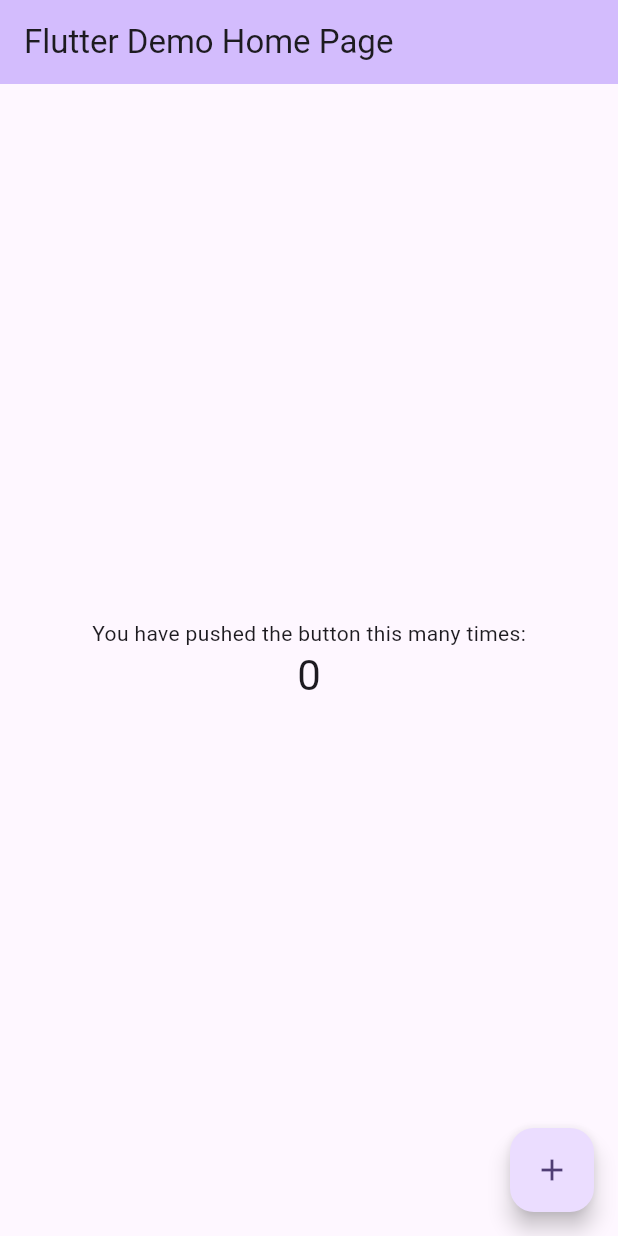
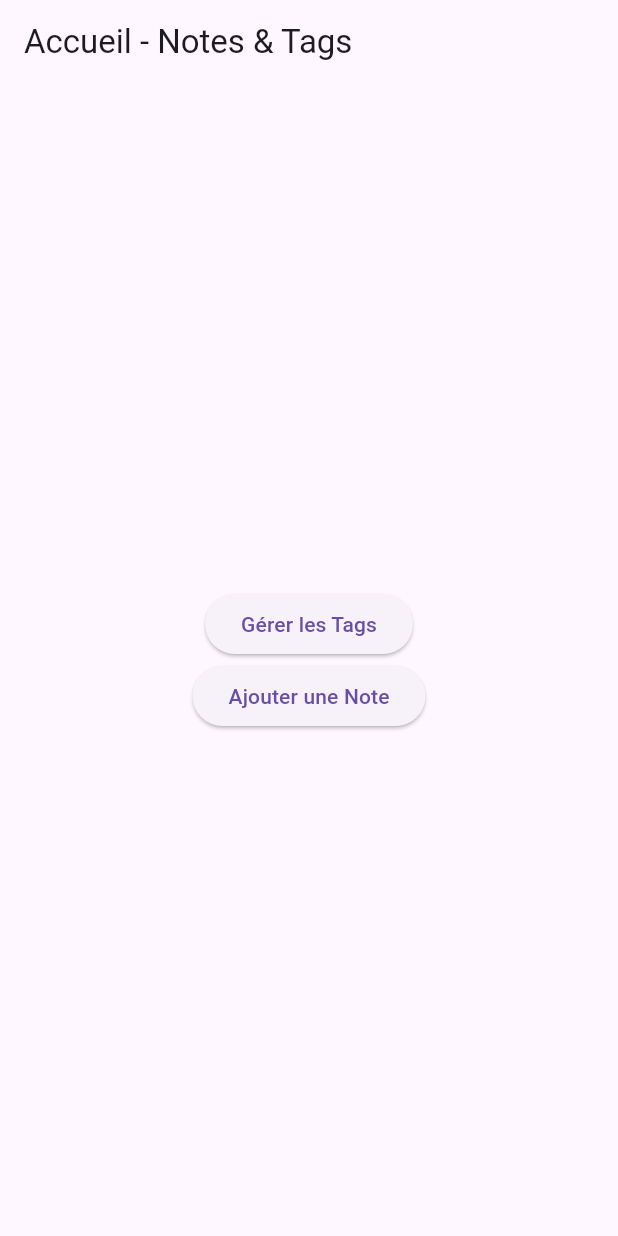
Before and after one commit to Mechac-2004/TP_Flutter_Gestion_Notes_Etudiant, a Flutter app: the screen it shows after launch, on a phone screen of 412 x 824 dp. Run offline on Flutter 3.47's test engine with Material 3 defaults, Android fonts, the phone set to English and light mode, and no system bars; our stand-ins replace sqflite; accounts and stored records are empty.

Commit message:
Ajout initial du projet

```diff
--- /dev/null
+++ b/lib/database_helper.dart
@@ -0,0 +1,94 @@
+import 'package:sqflite/sqflite.dart';
+import 'package:path/path.dart';
+import 'models/tag.dart';
+import 'models/note.dart';
+
+class DatabaseHelper {
+  static final DatabaseHelper instance = DatabaseHelper._init();
+  static Database? _database;
+
+  DatabaseHelper._init();
+
+  Future<Database> get database async {
+    if (_database != null) return _database!;
+    _database = await _initDB('notes.db');
+    return _database!;
+  }
+
+  Future<Database> _initDB(String filePath) async {
+    final dbPath = await getDatabasesPath();
+    final path = join(dbPath, filePath);
+
+    return await openDatabase(path, version: 1, onCreate: _createDB);
+  }
+
+  Future<void> _createDB(Database db, int version) async {
+    await db.execute('''
+      CREATE TABLE tags (
+        id INTEGER PRIMARY KEY AUTOINCREMENT,
+        name TEXT NOT NULL UNIQUE
+      )
+    ''');
+
+    await db.execute('''
+      CREATE TABLE notes (
+        id INTEGER PRIMARY KEY AUTOINCREMENT,
+        content TEXT NOT NULL
+      )
+    ''');
+
+    await db.execute('''
+      CREATE TABLE note_tags (
+        note_id INTEGER,
+        tag_id INTEGER,
+        PRIMARY KEY (note_id, tag_id),
+        FOREIGN KEY (note_id) REFERENCES notes (id) ON DELETE CASCADE,
+        FOREIGN KEY (tag_id) REFERENCES tags (id) ON DELETE CASCADE
+      )
+    ''');
+  }
+
+  Future<int> insertTag(Tag tag) async {
+    final db = await instance.database;
+    return await db.insert('tags', tag.toMap(),
+        conflictAlgorithm: ConflictAlgorithm.ignore);
+  }
+
+  Future<List<Tag>> getTags() async {
+    final db = await instance.database;
+    final List<Map<String, dynamic>> maps = await db.query('tags');
+    return maps.map((tag) => Tag.fromMap(tag)).toList();
+  }
+
+  Future<int> insertNote(Note note) async {
+    final db = await instance.database;
+    return await db.insert('notes', note.toMap());
+  }
+
+  Future<void> linkNoteToTag(int noteId, int tagId) async {
+    final db = await instance.database;
+    await db.insert('note_tags', {'note_id': noteId, 'tag_id': tagId});
+  }
+
+  Future<List<Note>> getNotesWithTags() async {
+    final db = await instance.database;
+    final List<Map<String, dynamic>> notesData = await db.query('notes');
+
+    List<Note> notes = [];
+    for (var noteMap in notesData) {
+      int noteId = noteMap['id'];
+
+      final List<Map<String, dynamic>> tagData = await db.rawQuery(
+        'SELECT tags.id, tags.name FROM tags '
+        'INNER JOIN note_tags ON tags.id = note_tags.tag_id '
+        'WHERE note_tags.note_id = ?',
+        [noteId],
+      );
+
+      List<Tag> tags = tagData.map((tagMap) => Tag.fromMap(tagMap)).toList();
+      notes.add(Note(id: noteId, content: noteMap['content'], tags: tags));
+    }
+
+    return notes;
+  }
+}
--- a/lib/main.dart
+++ b/lib/main.dart
@@ -1,125 +1,25 @@
 import 'package:flutter/material.dart';
+import 'screens/home_screen.dart';
+import 'screens/add_tag_screen.dart';
+import 'screens/add_note_screen.dart';
 
 void main() {
-  runApp(const MyApp());
+  runApp(MyApp());
 }
 
 class MyApp extends StatelessWidget {
-  const MyApp({super.key});
-
-  // This widget is the root of your application.
   @override
   Widget build(BuildContext context) {
     return MaterialApp(
-      title: 'Flutter Demo',
-      theme: ThemeData(
-        // This is the theme of your application.
-        //
-        // TRY THIS: Try running your application with "flutter run". You'll see
-        // the application has a purple toolbar. Then, without quitting the app,
-        // try changing the seedColor in the colorScheme below to Colors.green
-        // and then invoke "hot reload" (save your changes or press the "hot
-        // reload" button in a Flutter-supported IDE, or press "r" if you used
-        // the command line to start the app).
-        //
-        // Notice that the counter didn't reset back to zero; the application
-        // state is not lost during the reload. To reset the state, use hot
-        // restart instead.
-        //
-        // This works for code too, not just values: Most code changes can be
-        // tested with just a hot reload.
-        colorScheme: ColorScheme.fromSeed(seedColor: Colors.deepPurple),
-        useMaterial3: true,
-      ),
-      home: const MyHomePage(title: 'Flutter Demo Home Page'),
+      debugShowCheckedModeBanner: false,
+      title: 'Gestion des Notes & Tags',
+      theme: ThemeData(primarySwatch: Colors.blue),
+      initialRoute: '/',
+      routes: {
+        '/': (context) => HomeScreen(),
+        '/addTag': (context) => AddTagScreen(),
+        '/addNote': (context) => AddNoteScreen(),
+      },
     );
   }
 }
-
-class MyHomePage extends StatefulWidget {
-  const MyHomePage({super.key, required this.title});
-
-  // This widget is the home page of your application. It is stateful, meaning
-  // that it has a State object (defined below) that contains fields that affect
-  // how it looks.
-
-  // This class is the configuration for the state. It holds the values (in this
-  // case the title) provided by the parent (in this case the App widget) and
-  // used by the build method of the State. Fields in a Widget subclass are
-  // always marked "final".
-
-  final String title;
-
-  @override
-  State<MyHomePage> createState() => _MyHomePageState();
-}
-
-class _MyHomePageState extends State<MyHomePage> {
-  int _counter = 0;
-
-  void _incrementCounter() {
-    setState(() {
-      // This call to setState tells the Flutter framework that something has
-      // changed in this State, which causes it to rerun the build method below
-      // so that the display can reflect the updated values. If we changed
-      // _counter without calling setState(), then the build method would not be
-      // called again, and so nothing would appear to happen.
-      _counter++;
-    });
-  }
-
-  @override
-  Widget build(BuildContext context) {
-    // This method is rerun every time setState is called, for instance as done
-    // by the _incrementCounter method above.
-    //
-    // The Flutter framework has been optimized to make rerunning build methods
-    // fast, so that you can just rebuild anything that needs updating rather
-    // than having to individually change instances of widgets.
-    return Scaffold(
-      appBar: AppBar(
-        // TRY THIS: Try changing the color here to a specific color (to
-        // Colors.amber, perhaps?) and trigger a hot reload to see the AppBar
-        // change color while the other colors stay the same.
-        backgroundColor: Theme.of(context).colorScheme.inversePrimary,
-        // Here we take the value from the MyHomePage object that was created by
-        // the App.build method, and use it to set our appbar title.
-        title: Text(widget.title),
-      ),
-      body: Center(
-        // Center is a layout widget. It takes a single child and positions it
-        // in the middle of the parent.
-        child: Column(
-          // Column is also a layout widget. It takes a list of children and
-          // arranges them vertically. By default, it sizes itself to fit its
-          // children horizontally, and tries to be as tall as its parent.
-          //
-          // Column has various properties to control how it sizes itself and
-          // how it positions its children. Here we use mainAxisAlignment to
-          // center the children vertically; the main axis here is the vertical
-          // axis because Columns are vertical (the cross axis would be
-          // horizontal).
-          //
-          // TRY THIS: Invoke "debug painting" (choose the "Toggle Debug Paint"
-          // action in the IDE, or press "p" in the console), to see the
-          // wireframe for each widget.
-          mainAxisAlignment: MainAxisAlignment.center,
-          children: <Widget>[
-            const Text(
-              'You have pushed the button this many times:',
-            ),
-            Text(
-              '$_counter',
-              style: Theme.of(context).textTheme.headlineMedium,
-            ),
-          ],
-        ),
-      ),
-      floatingActionButton: FloatingActionButton(
-        onPressed: _incrementCounter,
-        tooltip: 'Increment',
-        child: const Icon(Icons.add),
-      ), // This trailing comma makes auto-formatting nicer for build methods.
-    );
-  }
-}
--- /dev/null
+++ b/lib/models/note.dart
@@ -0,0 +1,19 @@
+import 'tag.dart';
+
+class Note {
+  int? id;
+  String content;
+  List<Tag>? tags;
+
+  Note({this.id, required this.content, this.tags});
+
+  factory Note.fromMap(Map<String, dynamic> json) => Note(
+        id: json['id'],
+        content: json['content'],
+      );
+
+  Map<String, dynamic> toMap() => {
+        'id': id,
+        'content': content,
+      };
+}
--- /dev/null
+++ b/lib/models/tag.dart
@@ -0,0 +1,16 @@
+class Tag {
+  int? id;
+  String name;
+
+  Tag({this.id, required this.name});
+
+  factory Tag.fromMap(Map<String, dynamic> json) => Tag(
+        id: json['id'],
+        name: json['name'],
+      );
+
+  Map<String, dynamic> toMap() => {
+        'id': id,
+        'name': name,
+      };
+}
--- /dev/null
+++ b/lib/screens/home_screen.dart
@@ -0,0 +1,29 @@
+import 'package:flutter/material.dart';
+
+class HomeScreen extends StatelessWidget {
+  @override
+  Widget build(BuildContext context) {
+    return Scaffold(
+      appBar: AppBar(title: Text('Accueil - Notes & Tags')),
+      body: Center(
+        child: Column(
+          mainAxisAlignment: MainAxisAlignment.center,
+          children: [
+            ElevatedButton(
+              onPressed: () {
+                Navigator.pushNamed(context, '/addTag');
+              },
+              child: Text('Gérer les Tags'),
+            ),
+            ElevatedButton(
+              onPressed: () {
+                Navigator.pushNamed(context, '/addNote');
+              },
+              child: Text('Ajouter une Note'),
+            ),
+          ],
+        ),
+      ),
+    );
+  }
+}
--- a/pubspec.yaml
+++ b/pubspec.yaml
@@ -30,6 +30,10 @@ environment:
 dependencies:
   flutter:
     sdk: flutter
+  sqflite: ^2.2.8+4
+  path_provider: ^2.1.2
+  path: ^1.8.3
+
 
 
   # The following adds the Cupertino Icons font to your application.
```
Also changed, not shown: lib/screens/add_note_screen.dart (added, +55 -0 lines), lib/screens/add_tag_screen.dart (added, +48 -0 lines), pubspec.lock.
